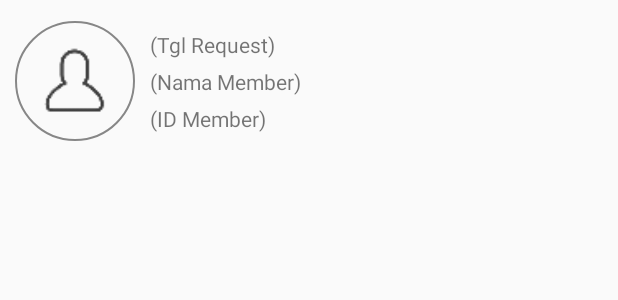
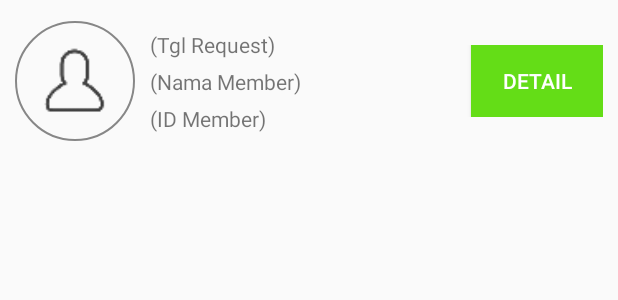
Before and after one commit to burhanudinnuban/devmobilebanksampah, an Android app: the layout lv_member_request.xml on its own in the app's theme, with its tools: preview values and no code run, on a phone screen of 412 x 824 dp. Shown: the top 300 px of the screen. Run offline under Robolectric (Android 15) with nearby library versions, the phone set to English and light mode, and no system bars; network calls fail.

Commit message:
iMPLEMENT API REQUEST DATA MEMBER LIST DONE

```diff
--- a/app/src/main/java/com/demo/user/banksampah/Adapter/RestProcess.java
+++ b/app/src/main/java/com/demo/user/banksampah/Adapter/RestProcess.java
@@ -236,6 +236,8 @@ public class RestProcess {
 
         //List Member
         apiErecyle.put("str_api_list_member",".list_member_bank_sampah");
+        apiErecyle.put("str_api_list_request_member",".get_list_request");
+
 
         return apiErecyle;
     }
--- a/app/src/main/res/layout/lv_member_request.xml
+++ b/app/src/main/res/layout/lv_member_request.xml
@@ -5,7 +5,7 @@
     android:layout_height="wrap_content"
     android:layout_margin="10dp">
 
-    <de.hdodenhof.circleimageview.CircleImageView
+    <ImageView
         android:id="@+id/imgPicture_RequestMember"
         android:layout_width="80dp"
         android:layout_height="80dp"
@@ -22,6 +22,7 @@
         android:layout_height="wrap_content"
         android:layout_centerHorizontal="true"
         android:layout_centerVertical="true"
+        android:id="@+id/LL1"
         android:layout_margin="10dp"
         android:layout_toEndOf="@+id/imgPicture_RequestMember"
         android:layout_toRightOf="@+id/imgPicture_RequestMember"
@@ -49,4 +50,20 @@
             android:text="(ID Member)" />
 
     </LinearLayout>
+    <LinearLayout
+        android:layout_width="wrap_content"
+        android:layout_height="wrap_content"
+        android:orientation="vertical"
+        android:gravity="center"
+        android:layout_toRightOf="@+id/LL1"
+        android:layout_centerInParent="true"
+        android:layout_alignParentRight="true">
+        <Button
+            android:layout_width="wrap_content"
+            android:layout_height="wrap_content"
+            android:text="Detail"
+            android:layout_gravity="right"
+            android:background="#64DD17"
+            android:textColor="#ffffff"/>
+    </LinearLayout>
 </RelativeLayout>
```
Also changed, not shown: app/src/main/java/com/demo/user/banksampah/Adapter/LazyAdapter.java (+41 -0 lines), app/src/main/java/com/demo/user/banksampah/MemberFragment/RequestMember/RequestMember.java (+140 -3 lines).
